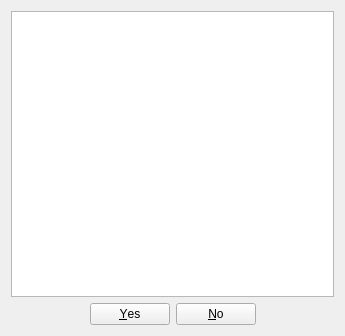
kery/MacVisTat, file CrashReporter/mainwindow.ui: the form before one commit.
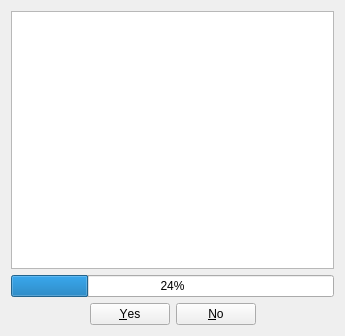
The form after the commit.

Diff of the .ui file:
```diff
--- a/CrashReporter/mainwindow.ui
+++ b/CrashReporter/mainwindow.ui
@@ -20,6 +20,13 @@
       <item>
        <widget class="QTextBrowser" name="textBrowser"/>
       </item>
+      <item>
+       <widget class="QProgressBar" name="progressBar">
+        <property name="value">
+         <number>24</number>
+        </property>
+       </widget>
+      </item>
       <item>
        <widget class="QDialogButtonBox" name="buttonBox">
         <property name="standardButtons">
```
